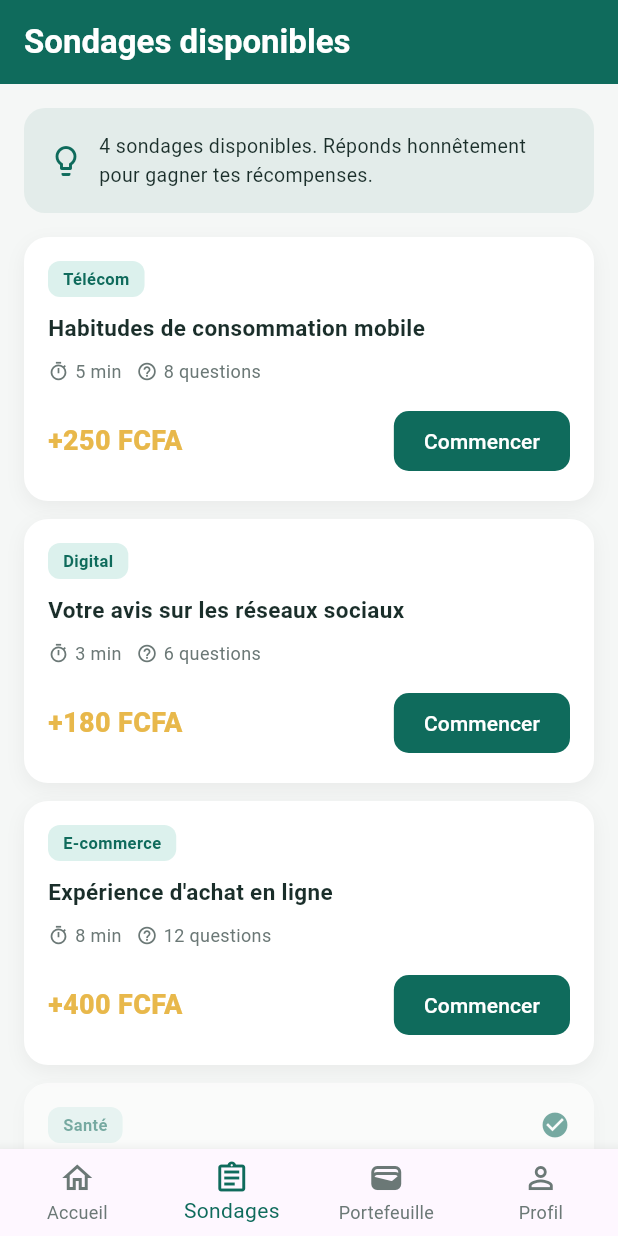
After one commit to slownpoke/mon-appli-job, a Flutter app: the screen it shows after launch, after a tap on "Sondages", on a phone screen of 412 x 824 dp. The commit adds this screen. Run offline on Flutter 3.47's test engine with Material 3 defaults, Android fonts, the phone set to English and light mode, and no system bars.

Commit message:
Navigation entre écrans

```diff
--- a/lib/main.dart
+++ b/lib/main.dart
@@ -1,5 +1,5 @@
 import 'package:flutter/material.dart';
-import 'screens/home_screen.dart';
+import 'screens/main_navigation.dart';
 
 void main() {
   runApp(const MyApp());
@@ -18,7 +18,7 @@ class MyApp extends StatelessWidget {
         fontFamily: 'Roboto',
         scaffoldBackgroundColor: const Color(0xFFF5F7F6),
       ),
-      home: const HomeScreen(),
+      home: const MainNavigation(),
     );
   }
 }
--- a/lib/screens/home_screen.dart
+++ b/lib/screens/home_screen.dart
@@ -1,4 +1,5 @@
 import 'package:flutter/material.dart';
+import 'main_navigation.dart';
 
 // Palette de couleurs de l'application
 class AppColors {
@@ -30,14 +31,13 @@ class HomeScreen extends StatelessWidget {
             children: [
               _buildHeader(userName),
               _buildBalanceCard(balance, currency),
-              _buildQuickActions(),
+              _buildQuickActions(context),
               _buildRecentActivity(),
               const SizedBox(height: 24),
             ],
           ),
         ),
       ),
-      bottomNavigationBar: _buildBottomNav(),
     );
   }
 
@@ -146,12 +146,12 @@ class HomeScreen extends StatelessWidget {
   }
 
   // Grille d'actions rapides
-  Widget _buildQuickActions() {
+  Widget _buildQuickActions(BuildContext context) {
     final actions = [
-      {"icon": Icons.assignment_outlined, "label": "Sondages"},
-      {"icon": Icons.sports_esports_outlined, "label": "Jeux"},
-      {"icon": Icons.receipt_long_outlined, "label": "Historique"},
-      {"icon": Icons.headset_mic_outlined, "label": "Support"},
+      {"icon": Icons.assignment_outlined, "label": "Sondages", "tabIndex": 1},
+      {"icon": Icons.sports_esports_outlined, "label": "Jeux", "tabIndex": null},
+      {"icon": Icons.receipt_long_outlined, "label": "Historique", "tabIndex": null},
+      {"icon": Icons.headset_mic_outlined, "label": "Support", "tabIndex": null},
     ];
 
     return Padding(
@@ -159,7 +159,14 @@ class HomeScreen extends StatelessWidget {
       child: Row(
         mainAxisAlignment: MainAxisAlignment.spaceBetween,
         children: actions.map((action) {
-          return Column(
+          return GestureDetector(
+            onTap: () {
+              final tabIndex = action["tabIndex"] as int?;
+              if (tabIndex != null) {
+                MainNavigation.of(context)?.goToTab(tabIndex);
+              }
+            },
+            child: Column(
               children: [
                 Container(
                   padding: const EdgeInsets.all(14),
@@ -176,6 +183,7 @@ class HomeScreen extends StatelessWidget {
                   style: const TextStyle(fontSize: 12, color: AppColors.textDark),
                 ),
               ],
+            ),
           );
         }).toList(),
       ),
@@ -245,19 +253,4 @@ class HomeScreen extends StatelessWidget {
     );
   }
 
-  // Barre de navigation inférieure
-  Widget _buildBottomNav() {
-    return BottomNavigationBar(
-      currentIndex: 0,
-      selectedItemColor: AppColors.primary,
-      unselectedItemColor: AppColors.textGrey,
-      type: BottomNavigationBarType.fixed,
-      items: const [
-        BottomNavigationBarItem(icon: Icon(Icons.home_outlined), label: "Accueil"),
-        BottomNavigationBarItem(icon: Icon(Icons.assignment_outlined), label: "Sondages"),
-        BottomNavigationBarItem(icon: Icon(Icons.wallet_outlined), label: "Portefeuille"),
-        BottomNavigationBarItem(icon: Icon(Icons.person_outline), label: "Profil"),
-      ],
-    );
 }
-}
--- /dev/null
+++ b/lib/screens/main_navigation.dart
@@ -0,0 +1,87 @@
+import 'package:flutter/material.dart';
+import 'home_screen.dart';
+import 'surveys_screen.dart';
+
+class MainNavigation extends StatefulWidget {
+  const MainNavigation({super.key});
+
+  @override
+  State<MainNavigation> createState() => _MainNavigationState();
+
+  // Permet à n'importe quel écran enfant de faire :
+  // MainNavigation.of(context)?.goToTab(1) pour changer d'onglet
+  static _MainNavigationState? of(BuildContext context) {
+    return context.findAncestorStateOfType<_MainNavigationState>();
+  }
+}
+
+class _MainNavigationState extends State<MainNavigation> {
+  int _currentIndex = 0;
+
+  final List<Widget> _screens = const [
+    HomeScreen(),
+    SurveysScreen(),
+    _PlaceholderScreen(title: "Portefeuille", icon: Icons.wallet_outlined),
+    _PlaceholderScreen(title: "Profil", icon: Icons.person_outline),
+  ];
+
+  void goToTab(int index) {
+    setState(() => _currentIndex = index);
+  }
+
+  @override
+  Widget build(BuildContext context) {
+    return Scaffold(
+      body: IndexedStack(
+        index: _currentIndex,
+        children: _screens,
+      ),
+      bottomNavigationBar: BottomNavigationBar(
+        currentIndex: _currentIndex,
+        onTap: goToTab,
+        selectedItemColor: AppColors.primary,
+        unselectedItemColor: AppColors.textGrey,
+        type: BottomNavigationBarType.fixed,
+        items: const [
+          BottomNavigationBarItem(icon: Icon(Icons.home_outlined), label: "Accueil"),
+          BottomNavigationBarItem(icon: Icon(Icons.assignment_outlined), label: "Sondages"),
+          BottomNavigationBarItem(icon: Icon(Icons.wallet_outlined), label: "Portefeuille"),
+          BottomNavigationBarItem(icon: Icon(Icons.person_outline), label: "Profil"),
+        ],
+      ),
+    );
+  }
+}
+
+// Écran temporaire en attendant de concevoir Portefeuille et Profil en détail
+class _PlaceholderScreen extends StatelessWidget {
+  final String title;
+  final IconData icon;
+
+  const _PlaceholderScreen({required this.title, required this.icon});
+
+  @override
+  Widget build(BuildContext context) {
+    return Scaffold(
+      backgroundColor: AppColors.background,
+      appBar: AppBar(
+        backgroundColor: AppColors.primary,
+        elevation: 0,
+        title: Text(title, style: const TextStyle(color: Colors.white)),
+      ),
+      body: Center(
+        child: Column(
+          mainAxisAlignment: MainAxisAlignment.center,
+          children: [
+            Icon(icon, size: 50, color: AppColors.textGrey),
+            const SizedBox(height: 12),
+            Text(
+              "Écran $title à venir",
+              style: const TextStyle(color: AppColors.textGrey),
+            ),
+          ],
+        ),
+      ),
+    );
+  }
+}
--- /dev/null
+++ b/lib/screens/surveys_screen.dart
@@ -0,0 +1,213 @@
+import 'package:flutter/material.dart';
+import 'home_screen.dart'; // pour AppColors
+
+// Modèle simple pour un sondage (sera remplacé par les données de la BDD)
+class Survey {
+  final String title;
+  final String category;
+  final int reward; // en FCFA
+  final int durationMinutes;
+  final int questionsCount;
+  final bool isCompleted;
+
+  Survey({
+    required this.title,
+    required this.category,
+    required this.reward,
+    required this.durationMinutes,
+    required this.questionsCount,
+    this.isCompleted = false,
+  });
+}
+
+class SurveysScreen extends StatelessWidget {
+  const SurveysScreen({super.key});
+
+  @override
+  Widget build(BuildContext context) {
+    // Données factices en attendant la connexion à la base de données
+    final surveys = [
+      Survey(
+        title: "Habitudes de consommation mobile",
+        category: "Télécom",
+        reward: 250,
+        durationMinutes: 5,
+        questionsCount: 8,
+      ),
+      Survey(
+        title: "Votre avis sur les réseaux sociaux",
+        category: "Digital",
+        reward: 180,
+        durationMinutes: 3,
+        questionsCount: 6,
+      ),
+      Survey(
+        title: "Expérience d'achat en ligne",
+        category: "E-commerce",
+        reward: 400,
+        durationMinutes: 8,
+        questionsCount: 12,
+      ),
+      Survey(
+        title: "Alimentation et santé",
+        category: "Santé",
+        reward: 150,
+        durationMinutes: 4,
+        questionsCount: 7,
+        isCompleted: true,
+      ),
+    ];
+
+    return Scaffold(
+      backgroundColor: AppColors.background,
+      appBar: AppBar(
+        backgroundColor: AppColors.primary,
+        elevation: 0,
+        title: const Text(
+          "Sondages disponibles",
+          style: TextStyle(color: Colors.white, fontWeight: FontWeight.bold),
+        ),
+      ),
+      body: ListView(
+        padding: const EdgeInsets.all(16),
+        children: [
+          _buildInfoBanner(surveys.length),
+          const SizedBox(height: 16),
+          ...surveys.map((s) => _buildSurveyCard(context, s)),
+        ],
+      ),
+    );
+  }
+
+  // Bandeau d'information en haut
+  Widget _buildInfoBanner(int count) {
+    return Container(
+      padding: const EdgeInsets.all(16),
+      decoration: BoxDecoration(
+        color: AppColors.primary.withOpacity(0.08),
+        borderRadius: BorderRadius.circular(14),
+      ),
+      child: Row(
+        children: [
+          const Icon(Icons.lightbulb_outline, color: AppColors.primary),
+          const SizedBox(width: 10),
+          Expanded(
+            child: Text(
+              "$count sondages disponibles. Réponds honnêtement pour gagner tes récompenses.",
+              style: const TextStyle(fontSize: 13, color: AppColors.textDark),
+            ),
+          ),
+        ],
+      ),
+    );
+  }
+
+  // Carte pour un sondage
+  Widget _buildSurveyCard(BuildContext context, Survey survey) {
+    return Opacity(
+      opacity: survey.isCompleted ? 0.55 : 1,
+      child: Container(
+        margin: const EdgeInsets.only(bottom: 12),
+        padding: const EdgeInsets.all(16),
+        decoration: BoxDecoration(
+          color: AppColors.cardWhite,
+          borderRadius: BorderRadius.circular(16),
+          boxShadow: [
+            BoxShadow(
+              color: Colors.black.withOpacity(0.05),
+              blurRadius: 10,
+              offset: const Offset(0, 4),
+            ),
+          ],
+        ),
+        child: Column(
+          crossAxisAlignment: CrossAxisAlignment.start,
+          children: [
+            Row(
+              mainAxisAlignment: MainAxisAlignment.spaceBetween,
+              children: [
+                Container(
+                  padding: const EdgeInsets.symmetric(horizontal: 10, vertical: 4),
+                  decoration: BoxDecoration(
+                    color: AppColors.primaryLight.withOpacity(0.15),
+                    borderRadius: BorderRadius.circular(8),
+                  ),
+                  child: Text(
+                    survey.category,
+                    style: const TextStyle(
+                      fontSize: 11,
+                      color: AppColors.primary,
+                      fontWeight: FontWeight.w600,
+                    ),
+                  ),
+                ),
+                if (survey.isCompleted)
+                  const Icon(Icons.check_circle, color: AppColors.primary, size: 20),
+              ],
+            ),
+            const SizedBox(height: 10),
+            Text(
+              survey.title,
+              style: const TextStyle(
+                fontSize: 15,
+                fontWeight: FontWeight.w700,
+                color: AppColors.textDark,
+              ),
+            ),
+            const SizedBox(height: 10),
+            Row(
+              children: [
+                _buildMetaChip(Icons.timer_outlined, "${survey.durationMinutes} min"),
+                const SizedBox(width: 10),
+                _buildMetaChip(Icons.help_outline, "${survey.questionsCount} questions"),
+              ],
+            ),
+            const SizedBox(height: 14),
+            Row(
+              mainAxisAlignment: MainAxisAlignment.spaceBetween,
+              children: [
+                Text(
+                  "+${survey.reward} FCFA",
+                  style: const TextStyle(
+                    fontSize: 18,
+                    fontWeight: FontWeight.w800,
+                    color: AppColors.accent,
+                  ),
+                ),
+                ElevatedButton(
+                  onPressed: survey.isCompleted
+                      ? null
+                      : () {
+                          // TODO: naviguer vers l'écran du sondage
+                        },
+                  style: ElevatedButton.styleFrom(
+                    backgroundColor: AppColors.primary,
+                    foregroundColor: Colors.white,
+                    disabledBackgroundColor: AppColors.textGrey.withOpacity(0.3),
+                    padding: const EdgeInsets.symmetric(horizontal: 20, vertical: 10),
+                    shape: RoundedRectangleBorder(
+                      borderRadius: BorderRadius.circular(10),
+                    ),
+                    elevation: 0,
+                  ),
+                  child: Text(survey.isCompleted ? "Terminé" : "Commencer"),
+                ),
+              ],
+            ),
+          ],
+        ),
+      ),
+    );
+  }
+
+  Widget _buildMetaChip(IconData icon, String label) {
+    return Row(
+      mainAxisSize: MainAxisSize.min,
+      children: [
+        Icon(icon, size: 14, color: AppColors.textGrey),
+        const SizedBox(width: 4),
+        Text(label, style: const TextStyle(fontSize: 12, color: AppColors.textGrey)),
+      ],
+    );
+  }
+}
```
Lines whose indentation alone changed are shown as unchanged.
